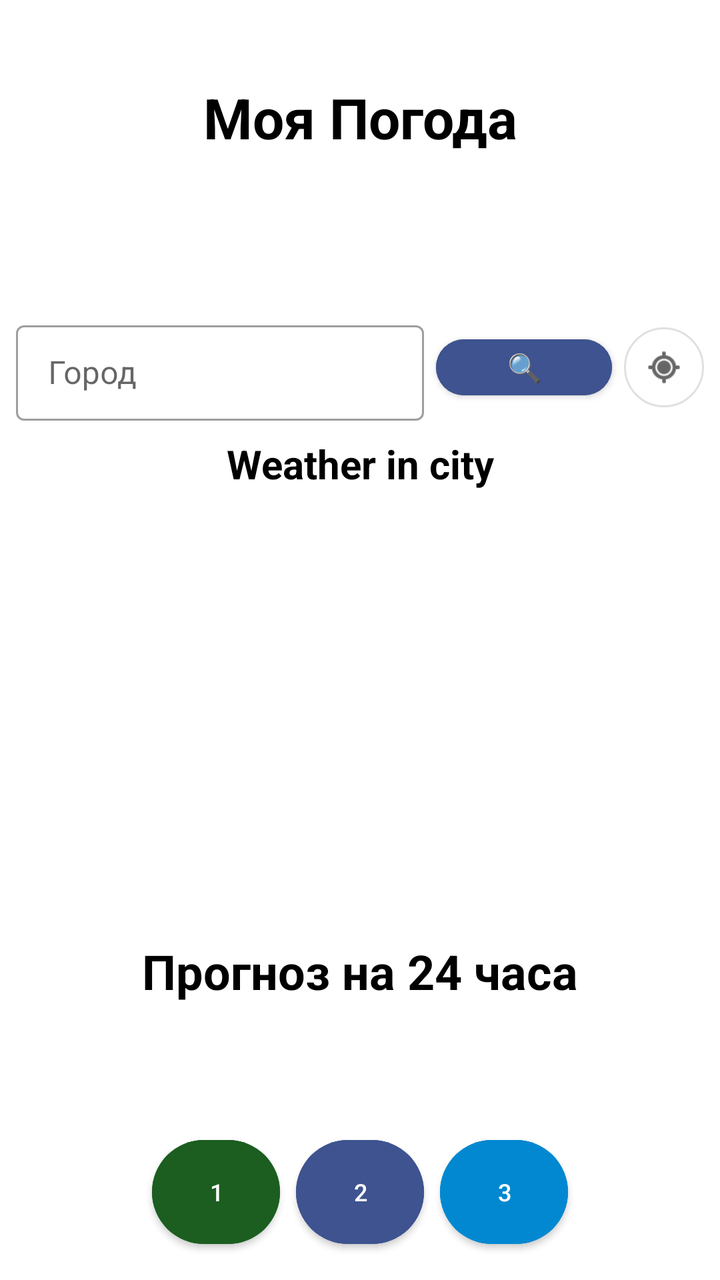
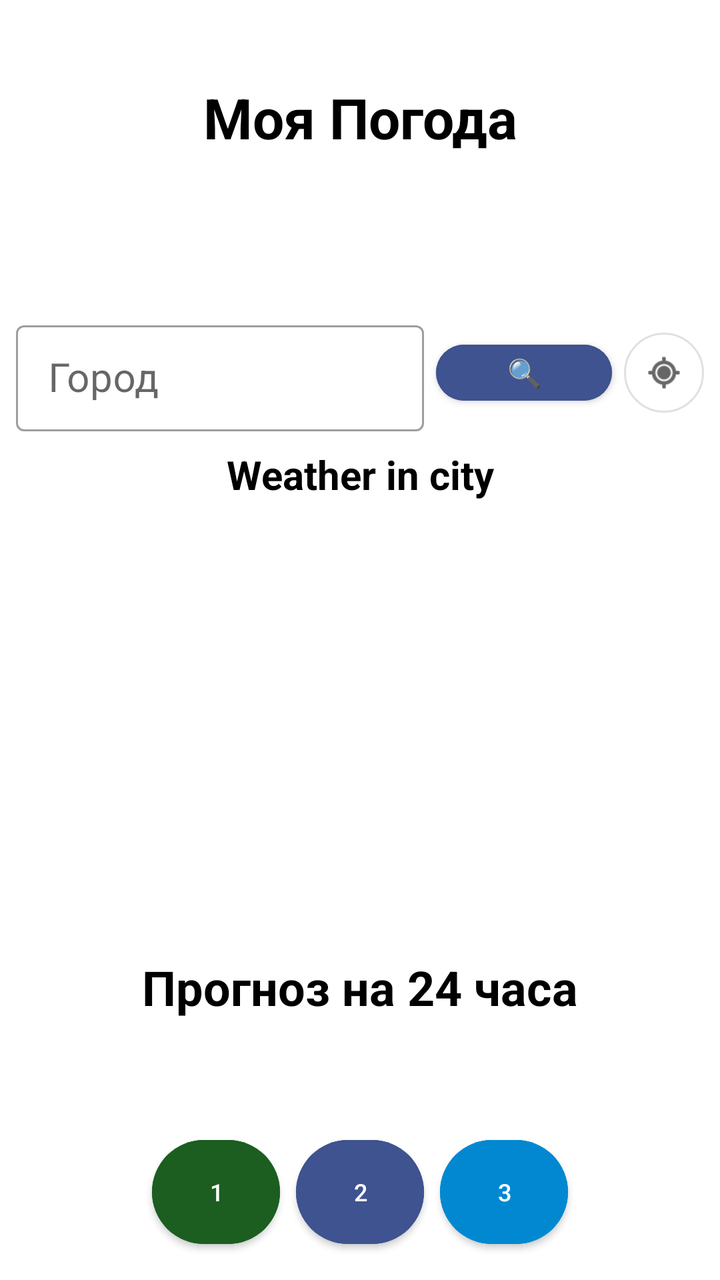

The first picture is an Android layout as it rendered before a commit; the second is the same layout after the commit. The layout source and the unified diff follow.
<!-- AndroidManifest.xml: application theme Theme.My_Weather -->
<!-- res/layout/fragment_now.xml -->
<?xml version="1.0" encoding="utf-8"?>
<androidx.constraintlayout.widget.ConstraintLayout
    xmlns:android="http://schemas.android.com/apk/res/android"
    xmlns:app="http://schemas.android.com/apk/res-auto"
    xmlns:tools="http://schemas.android.com/tools"
    android:id="@+id/background"
    android:layout_width="match_parent"
    android:layout_height="match_parent">

    
    <TextView
        android:id="@+id/tv_title"
        android:layout_width="0dp"
        android:layout_height="wrap_content"
        android:layout_marginTop="40dp"
        android:fontFamily="sans-serif"
        android:text="Моя Погода"
        android:textAlignment="center"
        android:textColor="@color/black"
        android:textSize="28sp"
        android:textStyle="bold"
        app:layout_constraintTop_toTopOf="parent"
        app:layout_constraintStart_toStartOf="parent"
        app:layout_constraintEnd_toEndOf="parent" />

    
    <LinearLayout
        android:id="@+id/top_panel"
        android:layout_width="0dp"
        android:layout_height="wrap_content"
        android:layout_marginTop="80dp"
        android:layout_marginHorizontal="8dp"
        android:orientation="horizontal"
        android:gravity="center_vertical"
        app:layout_constraintTop_toBottomOf="@id/tv_title"
        app:layout_constraintStart_toStartOf="parent"
        app:layout_constraintEnd_toEndOf="parent">

        <com.google.android.material.textfield.TextInputLayout
            android:id="@+id/user_field_layout"
            style="@style/Widget.MaterialComponents.TextInputLayout.OutlinedBox.Dense"
            android:layout_width="0dp"
            android:layout_height="wrap_content"
            android:layout_weight="1"
            android:hint="Город"
            app:hintTextColor="@color/black">

            <com.google.android.material.textfield.TextInputEditText
                android:id="@+id/user_field"
                android:layout_width="match_parent"
                android:layout_height="wrap_content"
                android:inputType="text"
                android:textAlignment="center"
                android:textColor="@color/black"
                android:textSize="16sp"
                tools:ignore="TouchTargetSizeCheck" />
        </com.google.android.material.textfield.TextInputLayout>

        <com.google.android.material.button.MaterialButton
            android:id="@+id/main_btn"
            android:layout_width="wrap_content"
            android:layout_height="40dp"
            android:layout_marginStart="6dp"
            android:backgroundTint="#3E538F"
            android:text="🔍"
            android:textColor="@android:color/white"
            android:textSize="14sp"
            app:cornerRadius="20dp" />

        <com.google.android.material.button.MaterialButton
            android:id="@+id/geo_btn"
            style="@style/Widget.MaterialComponents.Button.OutlinedButton"
            android:layout_width="40dp"
            android:layout_height="40dp"
            android:layout_marginStart="6dp"
            android:insetBottom="0dp"
            android:insetTop="0dp"
            app:cornerRadius="20dp"
            app:icon="@android:drawable/ic_menu_mylocation"
            app:iconGravity="textStart"
            app:iconPadding="0dp"
            app:iconSize="20dp"
            app:iconTint="@color/black" />
    </LinearLayout>

    
    <TextView
        android:id="@+id/tv_city"
        android:layout_width="0dp"
        android:layout_height="wrap_content"
        android:layout_marginTop="8dp"
        android:fontFamily="sans-serif"
        android:text="Weather in city"
        android:textAlignment="center"
        android:textColor="@color/black"
        android:textSize="20sp"
        android:textStyle="bold"
        app:layout_constraintEnd_toEndOf="parent"
        app:layout_constraintStart_toStartOf="parent"
        app:layout_constraintTop_toBottomOf="@id/top_panel" />

    <TextView
        android:id="@+id/tv_temp"
        android:layout_width="0dp"
        android:layout_height="wrap_content"
        android:layout_marginTop="2dp"
        android:textAlignment="center"
        android:textColor="@color/black"
        android:textSize="40sp"
        android:textStyle="bold"
        app:layout_constraintTop_toBottomOf="@id/tv_city"
        app:layout_constraintStart_toStartOf="parent"
        app:layout_constraintEnd_toEndOf="parent" />

    
    <TextView
        android:id="@+id/tv_feels"
        android:layout_width="0dp"
        android:layout_height="wrap_content"
        android:background="#80FFFFFF"
        android:padding="6dp"
        android:textAlignment="center"
        android:textColor="@color/black"
        android:textSize="20sp"
        android:textStyle="bold"
        app:layout_constraintEnd_toEndOf="parent"
        app:layout_constraintStart_toStartOf="parent"
        app:layout_constraintTop_toBottomOf="@id/tv_temp" />

    
    <TextView
        android:id="@+id/tv_desc"
        android:layout_width="0dp"
        android:layout_height="wrap_content"
        android:layout_marginLeft="4dp"
        android:layout_marginTop="4dp"
        android:layout_marginRight="4dp"
        android:background="#B0FFFFFF"
        android:padding="6dp"
        android:textAlignment="center"
        android:textColor="@color/black"
        android:textSize="18sp"
        android:textStyle="bold"
        app:layout_constraintEnd_toEndOf="parent"
        app:layout_constraintHorizontal_bias="0.0"
        app:layout_constraintStart_toStartOf="parent"
        app:layout_constraintTop_toBottomOf="@id/tv_feels" />

    <TextView
        android:id="@+id/tv_comfort"
        android:layout_width="0dp"
        android:layout_height="wrap_content"
        android:layout_marginHorizontal="8dp"
        android:layout_marginTop="4dp"
        android:background="#80FFFFFF"
        android:padding="8dp"
        android:textAlignment="center"
        android:textColor="@color/black"
        android:textSize="18sp"
        android:textStyle="bold"
        app:layout_constraintEnd_toEndOf="parent"
        app:layout_constraintStart_toStartOf="parent"
        app:layout_constraintTop_toBottomOf="@id/tv_desc" />

    
    <LinearLayout
        android:id="@+id/details_row"
        android:layout_width="0dp"
        android:layout_height="wrap_content"
        android:layout_marginTop="6dp"
        android:layout_marginHorizontal="8dp"
        android:background="#80FFFFFF"
        android:gravity="center"
        android:orientation="horizontal"
        android:padding="6dp"
        app:layout_constraintTop_toBottomOf="@id/tv_comfort"
        app:layout_constraintStart_toStartOf="parent"
        app:layout_constraintEnd_toEndOf="parent">

        <TextView
            android:id="@+id/tv_wind"
            android:layout_width="0dp"
            android:layout_height="wrap_content"
            android:layout_weight="1"
            android:textAlignment="center"
            android:textColor="@color/black"
            android:textSize="14sp"
            android:textStyle="bold" />

        <TextView
            android:id="@+id/tv_pressure"
            android:layout_width="0dp"
            android:layout_height="wrap_content"
            android:layout_weight="1"
            android:textAlignment="center"
            android:textColor="@color/black"
            android:textSize="14sp"
            android:textStyle="bold" />

        <TextView
            android:id="@+id/tv_humidity"
            android:layout_width="0dp"
            android:layout_height="wrap_content"
            android:layout_weight="1"
            android:textAlignment="center"
            android:textColor="@color/black"
            android:textSize="14sp"
            android:textStyle="bold" />
    </LinearLayout>

    
    <TextView
        android:id="@+id/tv_hourly_label"
        android:layout_width="0dp"
        android:layout_height="wrap_content"
        android:layout_marginTop="8dp"
        android:text="Прогноз на 24 часа"
        android:textAlignment="center"
        android:textColor="@color/black"
        android:textSize="24sp"
        android:textStyle="bold"
        app:layout_constraintEnd_toEndOf="parent"
        app:layout_constraintStart_toStartOf="parent"
        app:layout_constraintTop_toBottomOf="@id/details_row" />

    
    <androidx.recyclerview.widget.RecyclerView
        android:id="@+id/rv_hourly"
        android:layout_width="0dp"
        android:layout_height="118dp"
        android:layout_marginHorizontal="8dp"
        android:layout_marginTop="8dp"
        android:orientation="horizontal"
        app:layout_constraintEnd_toEndOf="parent"
        app:layout_constraintHorizontal_bias="0.0"
        app:layout_constraintStart_toStartOf="parent"
        app:layout_constraintTop_toBottomOf="@id/tv_hourly_label" />

    <LinearLayout
        android:id="@+id/bg_buttons"
        android:layout_width="0dp"
        android:layout_height="wrap_content"
        android:layout_marginBottom="8dp"
        android:layout_marginHorizontal="8dp"
        android:gravity="center"
        android:orientation="horizontal"
        app:layout_constraintBottom_toBottomOf="parent"
        app:layout_constraintStart_toStartOf="parent"
        app:layout_constraintEnd_toEndOf="parent">

        <com.google.android.material.button.MaterialButton
            android:id="@+id/btn1"
            android:layout_width="64dp"
            android:layout_height="64dp"
            android:layout_margin="4dp"
            android:backgroundTint="#1B5E20"
            android:text="1"
            android:textColor="@android:color/white"
            android:textSize="12sp"
            app:cornerRadius="32dp" />

        <com.google.android.material.button.MaterialButton
            android:id="@+id/btn2"
            android:layout_width="64dp"
            android:layout_height="64dp"
            android:layout_margin="4dp"
            android:backgroundTint="#3E538F"
            android:text="2"
            android:textColor="@android:color/white"
            android:textSize="12sp"
            app:cornerRadius="32dp" />

        <com.google.android.material.button.MaterialButton
            android:id="@+id/btn3"
            android:layout_width="64dp"
            android:layout_height="64dp"
            android:layout_margin="4dp"
            android:backgroundTint="#0288D1"
            android:text="3"
            android:textColor="@android:color/white"
            android:textSize="12sp"
            app:cornerRadius="32dp" />
    </LinearLayout>

</androidx.constraintlayout.widget.ConstraintLayout>
<!-- resources referenced by this layout -->
<resources>
  <color name="black">#000000</color>
  <style name="Theme.My_Weather" parent="Theme.MaterialComponents.Light.NoActionBar">
          <item name="colorPrimary">@color/green</item>
          <item name="colorPrimaryVariant">@color/green_dark</item>
          <item name="colorOnPrimary">@color/white</item>
          <item name="colorSecondary">@color/blue</item>
          <item name="colorSecondaryVariant">@color/blue_dark</item>
          <item name="colorOnSecondary">@color/black</item>
          <item name="android:statusBarColor" tools:targetApi="l">?attr/colorPrimaryVariant</item>
          <item name="textAppearanceButton">@style/TextAppearance.MaterialComponents.Button</item>
          <item name="textInputStyle">@style/Widget.MaterialComponents.TextInputLayout.OutlinedBox</item>
      </style>
  <color name="green">#1B5E20</color>
  <color name="green_dark">#003300</color>
  <color name="white">#FFFFFF</color>
  <color name="blue">#0288D1</color>
  <color name="blue_dark">#005B9F</color>
</resources>

<!-- the commit's change to res/layout/fragment_now.xml (unified diff, before → after) -->
@@ -52,7 +52,7 @@
                 android:inputType="text"
                 android:textAlignment="center"
                 android:textColor="@color/black"
-                android:textSize="16sp"
+                android:textSize="20sp"
                 tools:ignore="TouchTargetSizeCheck" />
         </com.google.android.material.textfield.TextInputLayout>
 
@@ -184,7 +184,7 @@
             android:layout_weight="1"
             android:textAlignment="center"
             android:textColor="@color/black"
-            android:textSize="14sp"
+            android:textSize="16sp"
             android:textStyle="bold" />
 
         <TextView
